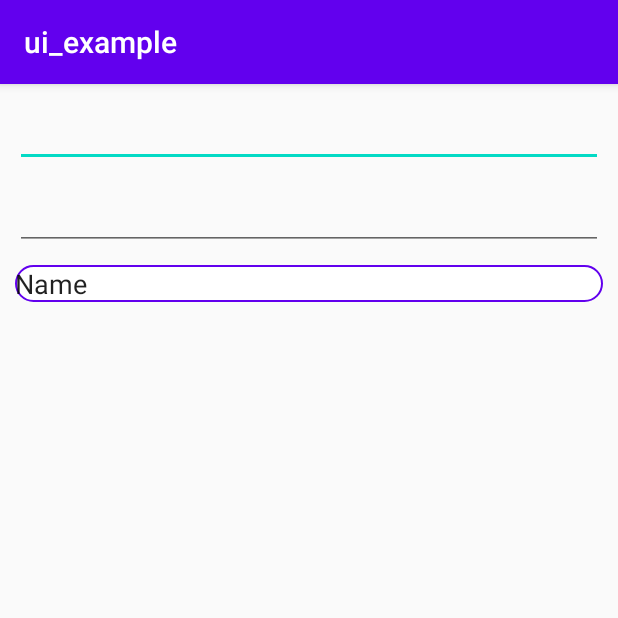
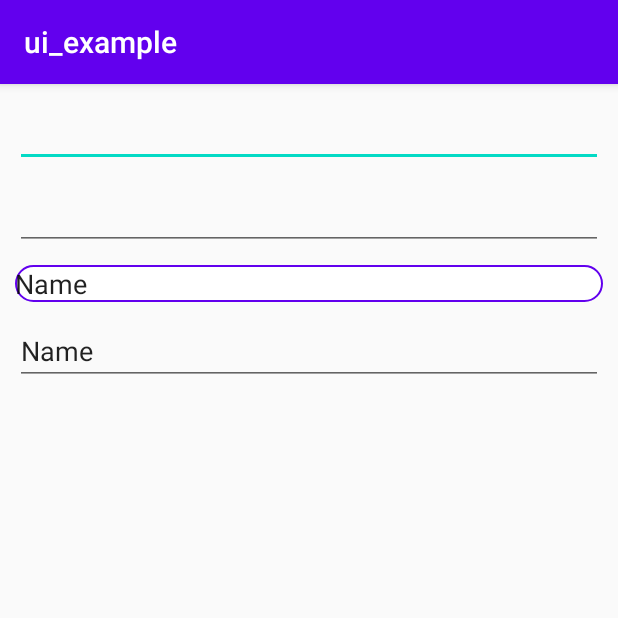
Before and after one commit to yasu1234/android_ui_example, an Android app: the EditTextActivity screen opened directly, with no data from a screen before it, on a phone screen of 412 x 824 dp, the top half of it. Run offline under Robolectric (Android 15) with nearby library versions, the phone set to English and light mode, and no system bars.

Commit message:
add edittext to show datePicker in spinner mode

```diff
--- a/app/src/main/java/com/example/ui_example/editText/EditTextActivity.kt
+++ b/app/src/main/java/com/example/ui_example/editText/EditTextActivity.kt
@@ -1,8 +1,11 @@
 package com.example.ui_example.editText
 
+import android.app.DatePickerDialog
 import android.os.Bundle
 import androidx.appcompat.app.AppCompatActivity
 import com.example.ui_example.R
+import kotlinx.android.synthetic.main.activity_edit_text.*
+import java.util.*
 
 class EditTextActivity: AppCompatActivity() {
 
@@ -10,5 +13,24 @@ class EditTextActivity: AppCompatActivity() {
         super.onCreate(savedInstanceState)
 
         setContentView(R.layout.activity_edit_text)
+
+        setupUI()
+    }
+
+    private fun setupUI() {
+        datePickerEditText.keyListener = null
+        datePickerEditText.setOnClickListener {
+            showDatePicker()
+        }
+    }
+
+    private fun showDatePicker() {
+        val cal = Calendar.getInstance()
+
+        val datePickerDialog = DatePickerDialog(this, R.style.DatePickerDialog_Spinner, {_, year, month, dayOfMonth ->
+        }, cal.get(Calendar.YEAR), cal.get(Calendar.MONTH), cal.get(Calendar.DATE))
+        datePickerDialog.show()
+        datePickerDialog.getButton(DatePickerDialog.BUTTON_POSITIVE).setTextColor(this.getColor(R.color.colorAccent))
+        datePickerDialog.getButton(DatePickerDialog.BUTTON_NEGATIVE).setTextColor(this.getColor(R.color.colorAccent))
     }
 }
--- a/app/src/main/res/layout/activity_edit_text.xml
+++ b/app/src/main/res/layout/activity_edit_text.xml
@@ -46,4 +46,18 @@
         app:layout_constraintEnd_toEndOf="parent"
         app:layout_constraintStart_toStartOf="parent"
         app:layout_constraintTop_toBottomOf="@+id/multiLineEditText" />
+
+    <EditText
+        android:id="@+id/datePickerEditText"
+        android:layout_width="0dp"
+        android:layout_height="wrap_content"
+        android:layout_marginStart="10dp"
+        android:layout_marginTop="10dp"
+        android:layout_marginEnd="10dp"
+        android:ems="10"
+        android:inputType="textPersonName"
+        android:text="Name"
+        app:layout_constraintEnd_toEndOf="parent"
+        app:layout_constraintStart_toStartOf="parent"
+        app:layout_constraintTop_toBottomOf="@+id/drawableEditText" />
 </androidx.constraintlayout.widget.ConstraintLayout>
--- a/app/src/main/res/values/styles.xml
+++ b/app/src/main/res/values/styles.xml
@@ -5,4 +5,12 @@
         <item name="colorPrimaryDark">@color/colorPrimaryDark</item>
         <item name="colorAccent">@color/colorAccent</item>
     </style>
+    <style name="DatePickerDialog" parent="Theme.MaterialComponents.Light.Dialog" />
+    <style name="DatePickerDialog.Spinner">
+        <item name="android:datePickerStyle">@style/SpinnerDatePickerStyle</item>
+    </style>
+    <style name="SpinnerDatePickerStyle">
+        <item name="android:datePickerMode">spinner</item>
+        <item name="android:textColorPrimary">@color/colorPrimary</item>
+    </style>
 </resources>
```
